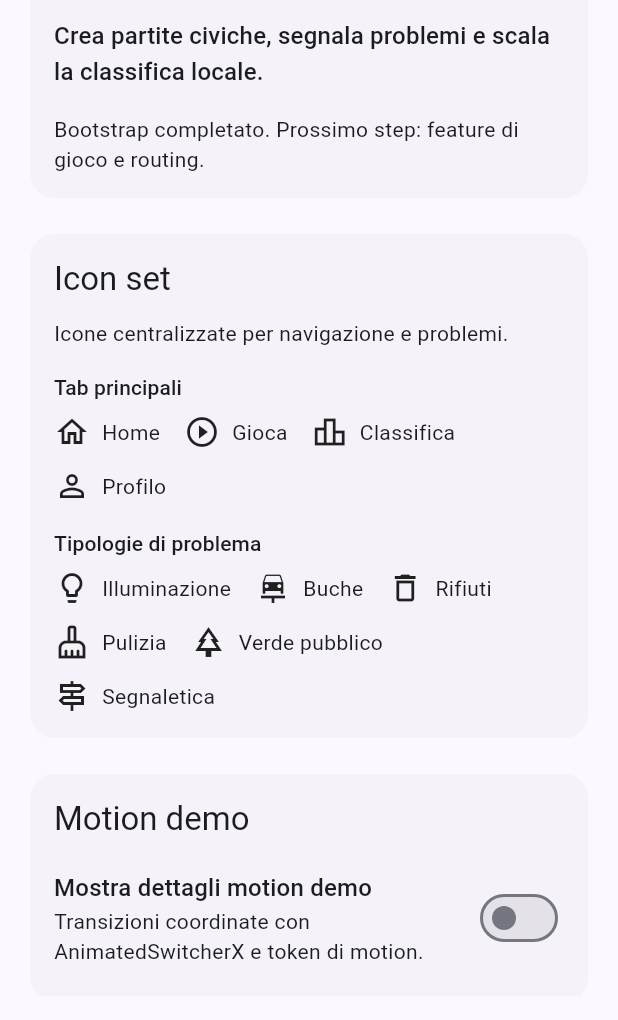
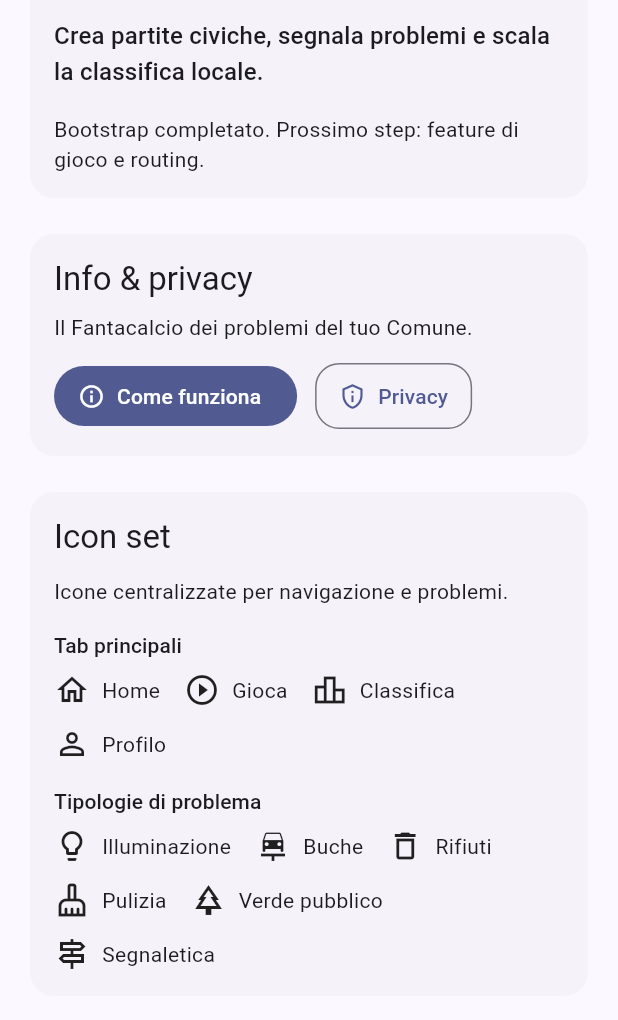
Before and after one commit to gabser/miglioraPaese, a Flutter app: the screen it shows after launch, on a phone screen of 412 x 824 dp, the part 216-1236 px from its top. Run offline on Flutter 3.47's test engine with Material 3 defaults, Android fonts, the phone set to English and light mode, and no system bars; our stand-ins replace flutter_bloc, shared_preferences.

Commit message:
Add info and privacy pages

```diff
--- /dev/null
+++ b/lib/core/privacy/privacy_copy.dart
@@ -0,0 +1,22 @@
+/// Copy centralizzato per messaggi di privacy e tono del prodotto.
+class PrivacyCopy {
+  const PrivacyCopy._();
+
+  /// Nome dell'applicazione.
+  static const String appName = 'Fanta Comune';
+
+  /// Micropitch breve per spiegare lo scopo del gioco civico.
+  static const String micropitch = 'Il Fantacalcio dei problemi del tuo Comune.';
+
+  /// Avvertenza che chiarisce il carattere probabilistico e non ufficiale.
+  static const String disclaimer =
+      'È un gioco probabilistico basato su percezioni aggregate: non è una segnalazione ufficiale e non certifica la realtà.';
+
+  /// Principi di privacy-by-design sintetizzati in elenco.
+  static const List<String> principles = [
+    'Niente foto e niente testo libero',
+    'Nessun dato sensibile richiesto',
+    'Dati locali cancellabili in qualsiasi momento',
+    'Obiettivo: consapevolezza e confronto, non reclami',
+  ];
+}
--- a/lib/features/boot/boot_screen.dart
+++ b/lib/features/boot/boot_screen.dart
@@ -12,6 +12,9 @@ import 'package:fanta_comune/core/widgets/max_width_container.dart';
 import 'package:fanta_comune/core/widgets/primary_card.dart';
 import 'package:fanta_comune/core/widgets/segmented_choice.dart';
 import 'package:fanta_comune/core/widgets/status_pill.dart';
+import 'package:fanta_comune/core/privacy/privacy_copy.dart';
+import 'package:fanta_comune/features/info/presentation/how_it_works_page.dart';
+import 'package:fanta_comune/features/info/presentation/privacy_page.dart';
 
 /// Schermata iniziale che conferma l'avvio e presenta il tema base.
 class BootScreen extends StatefulWidget {
@@ -69,6 +72,52 @@ class _BootScreenState extends State<BootScreen> {
                         Text(
                           'Bootstrap completato. Prossimo step: feature di gioco e routing.',
                           style: textTheme.bodyMedium,
+                        ),
+                      ],
+                    ),
+                  ),
+                  const SizedBox(height: AppTokens.s16),
+                  PrimaryCard(
+                    child: Column(
+                      crossAxisAlignment: CrossAxisAlignment.start,
+                      children: [
+                        Text(
+                          'Info & privacy',
+                          style: textTheme.titleLarge,
+                        ),
+                        const SizedBox(height: AppTokens.s8),
+                        Text(
+                          PrivacyCopy.micropitch,
+                          style: textTheme.bodyMedium,
+                        ),
+                        const SizedBox(height: AppTokens.s12),
+                        Wrap(
+                          spacing: AppTokens.s12,
+                          runSpacing: AppTokens.s12,
+                          children: [
+                            FilledButton.icon(
+                              icon: const Icon(AppIcons.info),
+                              label: const Text('Come funziona'),
+                              onPressed: () {
+                                Navigator.of(context).push(
+                                  MaterialPageRoute<void>(
+                                    builder: (context) => const HowItWorksPage(),
+                                  ),
+                                );
+                              },
+                            ),
+                            OutlinedButton.icon(
+                              icon: const Icon(AppIcons.privacy),
+                              label: const Text('Privacy'),
+                              onPressed: () {
+                                Navigator.of(context).push(
+                                  MaterialPageRoute<void>(
+                                    builder: (context) => const PrivacyPage(),
+                                  ),
+                                );
+                              },
+                            ),
+                          ],
                         ),
                       ],
                     ),
```
Also changed, not shown: lib/features/info/presentation/how_it_works_page.dart (added, +137 -0 lines), lib/features/info/presentation/privacy_page.dart (added, +112 -0 lines).
